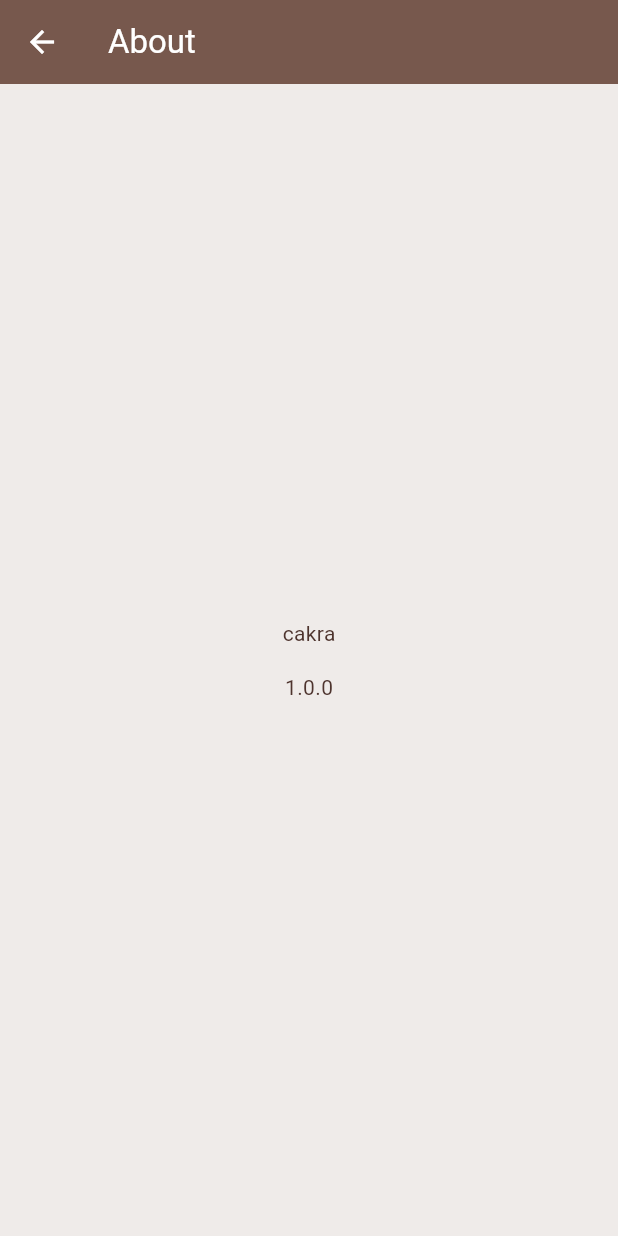
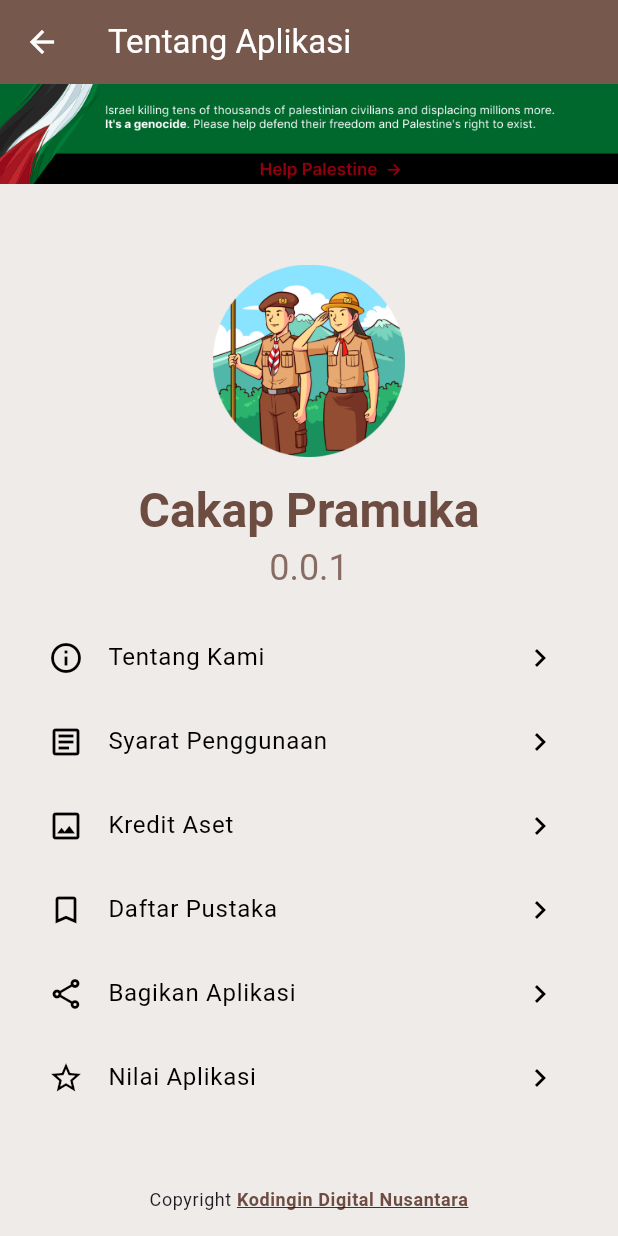
Before and after one commit to cakadi190/cakra, a Flutter app: the screen it shows after launch, after a tap on the "info" icon, on a phone screen of 412 x 824 dp. Run offline on Flutter 3.47's test engine with Material 3 defaults, Android fonts, the phone set to English and light mode, and no system bars; our stand-ins replace carousel_slider, font_awesome_flutter, get_storage, google_fonts, in_app_review, package_info_plus and 1 more; missing offline and left inert: desktop_window; Roboto replaces fonts that are missing (Signika).

Commit message:
feat: implement initial features for Cakra app

```diff
--- /dev/null
+++ b/lib/components/palestine_banner.dart
@@ -0,0 +1,19 @@
+import 'package:cakra/helpers/url_helper.dart';
+import 'package:flutter/material.dart';
+
+class PalestineBanner extends StatelessWidget {
+  const PalestineBanner({super.key});
+
+  @override
+  Widget build(BuildContext context) {
+    return InkWell(
+      onTap: () async {
+        await UrlHelper.openUrl('https://github.com/Safouene1/support-palestine-banner/blob/master/Markdown-pages/Support.md', context);
+      },
+      child: SizedBox(
+        width: MediaQuery.of(context).size.width,
+        child: Image.asset('assets/images/banner-support.png'),
+      ),
+    );
+  }
+}
--- a/lib/main.dart
+++ b/lib/main.dart
@@ -2,6 +2,7 @@ import 'dart:async';
 import 'dart:io';
 import 'package:cakra/constants/theme.dart';
 import 'package:cakra/helpers/device_helper.dart';
+import 'package:cakra/helpers/url_helper.dart';
 import 'package:desktop_window/desktop_window.dart';
 
 import 'package:cakra/routes/home_page.dart';
@@ -75,9 +76,7 @@ class _CakraLandingPageState extends State<CakraLandingPage> {
   void _navigateToHomePage() {
     if (mounted) {
       Navigator.pushReplacement(
-          context,
-          MaterialPageRoute(builder: (context) => const HomePage())
-      );
+          context, MaterialPageRoute(builder: (context) => const HomePage()));
     }
   }
 
@@ -102,7 +101,8 @@ class _CakraLandingPageState extends State<CakraLandingPage> {
           crossAxisAlignment: CrossAxisAlignment.center,
           children: [
             const Expanded(child: SizedBox(height: 16)),
-            SizedBox(height: 128, child: Image.asset('assets/images/logo-main.png')),
+            SizedBox(
+                height: 128, child: Image.asset('assets/images/logo-main.png')),
             const SizedBox(height: 24),
             const Text(
               "Cakap Pramuka",
@@ -111,7 +111,8 @@ class _CakraLandingPageState extends State<CakraLandingPage> {
             ),
             Text(
               _messages[_currentIndex],
-              style: const TextStyle(fontWeight: FontWeight.normal, fontSize: 16),
+              style:
+                  const TextStyle(fontWeight: FontWeight.normal, fontSize: 16),
               textAlign: TextAlign.center,
             ),
             const SizedBox(height: 24),
@@ -122,7 +123,6 @@ class _CakraLandingPageState extends State<CakraLandingPage> {
                 child: CircularProgressIndicator(),
               ),
             ),
-
             Expanded(
               child: Align(
                 alignment: Alignment.bottomCenter,
@@ -132,7 +132,9 @@ class _CakraLandingPageState extends State<CakraLandingPage> {
                     crossAxisAlignment: CrossAxisAlignment.center,
                     mainAxisAlignment: MainAxisAlignment.end,
                     children: [
-                      const Text("v1.0.0", style: TextStyle(fontSize: 16), textAlign: TextAlign.center),
+                      const Text("0.0.1",
+                          style: TextStyle(fontSize: 16),
+                          textAlign: TextAlign.center),
                       const SizedBox(height: 4),
                       Builder(
                         builder: (context) {
@@ -144,14 +146,20 @@ class _CakraLandingPageState extends State<CakraLandingPage> {
                                 const TextSpan(text: "Copyright "),
                                 TextSpan(
                                   text: "Kodingin Digital Nusantara",
-                                  style: Theme.of(context).textTheme.bodySmall?.copyWith(
-                                    fontWeight: FontWeight.bold,
-                                    color: Theme.of(context).colorScheme.primary,
-                                    decoration: TextDecoration.underline,
-                                  ),
-                                  recognizer: _tapGestureRecognizer
+                                  style: Theme.of(context)
+                                      .textTheme
+                                      .bodySmall
+                                      ?.copyWith(
+                                        fontWeight: FontWeight.bold,
+                                        color: Theme.of(context)
+                                            .colorScheme
+                                            .primary,
+                                        decoration: TextDecoration.underline,
+                                      ),
+                                  recognizer: TapGestureRecognizer()
                                     ..onTap = () {
-                                      // UrlUtility.launchInBrowser('https://www.cakadi.web.id' as Uri);
+                                      UrlHelper.openUrl(
+                                          'https://www.kokodingin.id', context);
                                     },
                                 ),
                               ],
--- /dev/null
+++ b/lib/partials/homepage/home_explore_book.dart
@@ -0,0 +1,34 @@
+import 'package:flutter/material.dart';
+
+class HomeExploreBook extends StatefulWidget {
+  const HomeExploreBook({super.key});
+
+  @override
+  HomeExploreBookState createState() => HomeExploreBookState();
+}
+
+class HomeExploreBookState extends State<HomeExploreBook> {
+  @override
+  Widget build(BuildContext context) {
+    return Container(
+      padding: const EdgeInsets.all(16),
+      child: Column(
+        mainAxisAlignment: MainAxisAlignment.start,
+        crossAxisAlignment: CrossAxisAlignment.start,
+        children: [
+          Row(
+            children: [
+              Text(
+                'Baca Buku',
+                style: Theme.of(context).textTheme.titleMedium?.copyWith(
+                  fontWeight: FontWeight.bold
+                )
+              ),
+            ],
+          ),
+          const SizedBox(height: 8),
+        ],
+      ),
+    );
+  }
+}
--- a/lib/routes/partials/homepage/home_grid_navigation.dart
+++ b/lib/partials/homepage/home_grid_navigation.dart
@@ -41,8 +41,8 @@ class _HomeGridNavigationState extends State<HomeGridNavigation> {
           onTapTarget: () => debugPrint('Item 7 clicked'),
         ),
         NavigationTapModel(
-          label: 'Berita',
-          image: 'assets/images/icons/newspaper.png',
+          label: 'Simpul',
+          image: 'assets/images/icons/reef-knot.png',
           onTapTarget: () => debugPrint('Item 8 clicked'),
         ),
         NavigationTapModel(
--- a/lib/routes/about_page.dart
+++ b/lib/routes/about_page.dart
@@ -1,5 +1,10 @@
+import 'package:cakra/components/palestine_banner.dart';
+import 'package:cakra/helpers/app_review_handler.dart';
+import 'package:cakra/helpers/url_helper.dart';
+import 'package:flutter/gestures.dart';
 import 'package:flutter/material.dart';
 import 'package:package_info_plus/package_info_plus.dart';
+import 'package:share_plus/share_plus.dart';
 
 class AboutPage extends StatefulWidget {
   const AboutPage({super.key});
@@ -29,30 +34,124 @@ class _AboutPageState extends State<AboutPage> {
     return Scaffold(
       appBar: AppBar(
         title: const Text(
-          'About',
+          'Tentang Aplikasi',
         ),
       ),
-      body: Center(
+      body: Column(
+        mainAxisAlignment: MainAxisAlignment.spaceBetween,
+        children: [
+          const PalestineBanner(),
+          SingleChildScrollView(
             child: Padding(
               padding: const EdgeInsets.all(16.0),
               child: Column(
-            mainAxisAlignment: MainAxisAlignment.center,
+                crossAxisAlignment: CrossAxisAlignment.center,
                 children: [
+                  const SizedBox(height: 24),
+                  SizedBox(height: 128, width: 128, child: Image.asset('assets/images/logo-main.png')),
+                  const SizedBox(height: 16),
+                  Text("Cakap Pramuka", style: Theme.of(context).textTheme.headlineLarge?.copyWith(fontWeight: FontWeight.bold, color: Theme.of(context).colorScheme.primary.withOpacity(1))),
+                  const SizedBox(
+                    height: 2,
+                  ),
                   if (_packageInfo != null)
                     Text(
-                  '${_packageInfo?.appName}',
+                      '${_packageInfo?.version}',
+                      style: Theme.of(context).textTheme.headlineSmall?.copyWith(fontWeight: FontWeight.normal, color: Theme.of(context).colorScheme.primary.withOpacity(0.8)),
                     ),
                   const SizedBox(
                     height: 16,
                   ),
-              if (_packageInfo != null)
-                Text(
-                  '${_packageInfo?.version}',
+                  ..._buildFooterLink(),
+                ],
+              ),
+            ),
+          ),
+          _footer()
+        ],
+      ),
+    );
+  }
+
+  Widget _footer() {
+    return Container(
+      padding: const EdgeInsets.all(16),
+      child: Column(
+        children: [
+          RichText(
+            textAlign: TextAlign.center,
+            text: TextSpan(
+              style: Theme.of(context).textTheme.bodySmall,
+              children: [
+                const TextSpan(text: "Copyright "),
+                TextSpan(
+                  text: "Kodingin Digital Nusantara",
+                  style: Theme.of(context).textTheme.bodySmall?.copyWith(
+                    fontWeight: FontWeight.bold,
+                    color: Theme.of(context).colorScheme.primary,
+                    decoration: TextDecoration.underline,
+                  ),
+                  recognizer: TapGestureRecognizer()
+                    ..onTap = () {
+                      UrlHelper.openUrl('https://www.kokodingin.id', context);
+                    },
                 ),
               ],
             ),
           ),
+        ],
       ),
     );
   }
+
+  List<Widget> _buildFooterLink() {
+    return [
+      ListTile(
+        leading: const Icon(Icons.info_outline),
+        title: const Text('Tentang Kami'),
+        trailing: const Icon(Icons.chevron_right),
+        onTap: () {
+          // Handle tap event for Item 1
+        },
+      ),
+      ListTile(
+        leading: const Icon(Icons.article_outlined),
+        title: const Text('Syarat Penggunaan'),
+        trailing: const Icon(Icons.chevron_right),
+        onTap: () {
+          // Handle tap event for Item 2
+        },
+      ),
+      ListTile(
+        leading: const Icon(Icons.image_outlined),
+        title: const Text('Kredit Aset'),
+        trailing: const Icon(Icons.chevron_right),
+        onTap: () {
+          // Handle tap event for Item 2
+        },
+      ),
+      ListTile(
+        leading: const Icon(Icons.bookmark_border),
+        title: const Text('Daftar Pustaka'),
+        trailing: const Icon(Icons.chevron_right),
+        onTap: () {
+          // Handle tap event for Item 3
+        },
+      ),
+      ListTile(
+        leading: const Icon(Icons.share_outlined),
+        title: const Text('Bagikan Aplikasi'),
+        trailing: const Icon(Icons.chevron_right),
+        onTap: () async {
+          await Share.share('Cobain aplikasi Buku Saku Pramuka "Cakra" yuk! https://play.google.com/store/apps/details?id=com.kodinus.cakra', subject: "Cobain Aplikasi Cakra Yuk!");
+        },
+      ),
+      const ListTile(
+        leading: Icon(Icons.star_border),
+        title: Text('Nilai Aplikasi'),
+        trailing: Icon(Icons.chevron_right),
+        onTap: AppReviewHandler.requestReview,
+      ),
+    ];
   }
+}
--- a/lib/routes/home_page.dart
+++ b/lib/routes/home_page.dart
@@ -1,8 +1,10 @@
+import 'package:cakra/components/palestine_banner.dart';
 import 'package:cakra/constants/theme.dart';
 import 'package:cakra/routes/about_page.dart';
-import 'package:cakra/routes/partials/homepage/home_grid_navigation.dart';
-import 'package:cakra/routes/partials/homepage/home_rover_scout_special_units_slider.dart';
-import 'package:cakra/routes/partials/homepage/home_slider.dart';
+import 'package:cakra/partials/homepage/home_explore_book.dart';
+import 'package:cakra/partials/homepage/home_grid_navigation.dart';
+import 'package:cakra/partials/homepage/home_rover_scout_special_units_slider.dart';
+import 'package:cakra/partials/homepage/home_slider.dart';
 import 'package:flutter/material.dart';
 
 class HomePage extends StatefulWidget {
@@ -38,9 +40,11 @@ class _HomePageState extends State {
           body: const SingleChildScrollView(
             child: Column(
               children: [
+                PalestineBanner(),
                 HomeSlider(),
                 HomeGridNavigation(),
-                HomeRoverScoutSpecialUnitsSlider()
+                HomeRoverScoutSpecialUnitsSlider(),
+                HomeExploreBook()
               ],
             ),
           ),
```
Also changed, not shown: lib/helpers/app_review_handler.dart (added, +51 -0 lines), lib/helpers/url_helper.dart (added, +51 -0 lines), pubspec.yaml (+6 -1 lines), assets/images/banner-support.png (added), assets/images/icons/hand-sign.png (added), assets/images/icons/reef-knot.png (added), lib/partials/homepage/home_rover_scout_special_units_slider.dart (renamed from lib/routes/partials/homepage/home_rover_scout_special_units_slider.dart), lib/partials/homepage/home_slider.dart (renamed from lib/routes/partials/homepage/home_slider.dart), pubspec.lock, 5 other files. Lines whose indentation alone changed are shown as unchanged.
